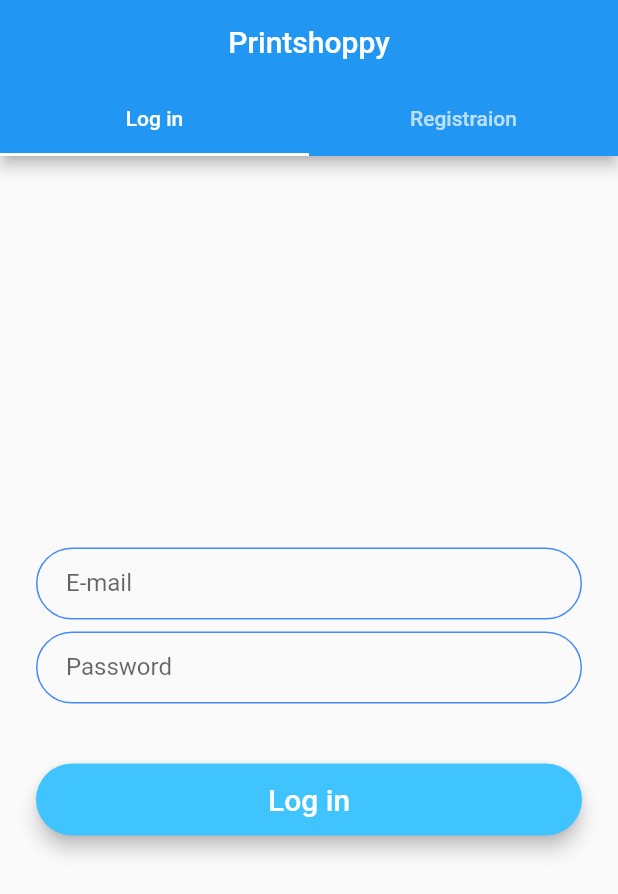
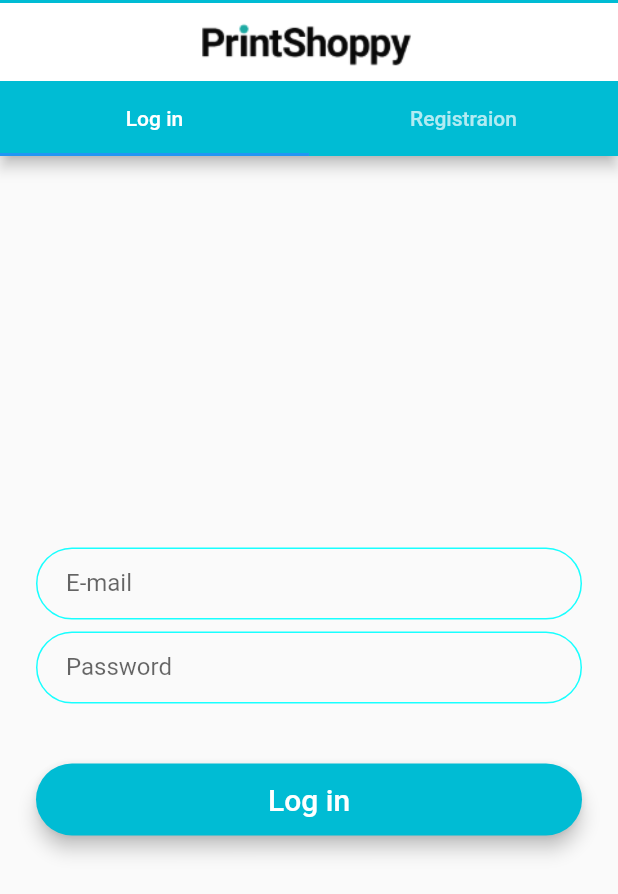
Before and after one commit to rodi2000/Shopping_App_Authentication, a Flutter app: the screen it shows after launch, on a phone screen of 412 x 824 dp. Shown: the top 894 px of the screen. Run offline on Flutter 3.47's test engine with Material 2 defaults, Android fonts, the phone set to English and light mode, and no system bars; our stand-ins replace email_validator, firebase_auth; accounts and stored records are empty.

Commit message:
Required Changes have Done

```diff
--- a/lib/screens/authenticate/login.dart
+++ b/lib/screens/authenticate/login.dart
@@ -66,7 +66,7 @@ class _LoginState extends State<Login> {
               Padding(
                 padding: EdgeInsets.symmetric(vertical: 16.0),
                 child: Material(
-                  color: Colors.lightBlueAccent,
+                  color: Colors.cyan,
                   borderRadius: BorderRadius.all(Radius.circular(30.0)),
                   elevation: 5.0,
                   child: MaterialButton(
--- a/lib/screens/authenticate/registration.dart
+++ b/lib/screens/authenticate/registration.dart
@@ -118,7 +118,7 @@ class _RegistrationState extends State<Registration> {
                   Padding(
                     padding: EdgeInsets.symmetric(vertical: 16.0),
                     child: Material(
-                      color: Colors.blueAccent,
+                      color: Colors.cyan,
                       borderRadius: BorderRadius.all(Radius.circular(30.0)),
                       elevation: 5.0,
                       child: MaterialButton(
--- a/lib/screens/authenticate/tabview.dart
+++ b/lib/screens/authenticate/tabview.dart
@@ -31,9 +31,10 @@ class _TabviewState extends State<Tabview> with SingleTickerProviderStateMixin {
   Widget build(BuildContext context) {
     return Scaffold(
         appBar: AppBar(
-          backgroundColor: Colors.blue,
-          centerTitle: true,
-          title: Text('Printshoppy'),
+          backgroundColor: Colors.cyan,
+//          centerTitle: true,
+          title: Image.asset('images/printshoppy_logo.png'),
+          titleSpacing: 0.0,
           bottom: TabBar(
             controller: controller,
             tabs: <Tab>[
--- a/lib/screens/constants.dart
+++ b/lib/screens/constants.dart
@@ -7,11 +7,11 @@ const kTextFieldFormDecoration = InputDecoration(
     borderRadius: BorderRadius.all(Radius.circular(32.0)),
   ),
   enabledBorder: OutlineInputBorder(
-    borderSide: BorderSide(color: Colors.blueAccent, width: 1.0),
+    borderSide: BorderSide(color: Colors.cyanAccent, width: 1.0),
     borderRadius: BorderRadius.all(Radius.circular(32.0)),
   ),
   focusedBorder: OutlineInputBorder(
-    borderSide: BorderSide(color: Colors.blue, width: 2.0),
+    borderSide: BorderSide(color: Colors.cyan, width: 2.0),
     borderRadius: BorderRadius.all(Radius.circular(32.0)),
   ),
 );
--- a/pubspec.yaml
+++ b/pubspec.yaml
@@ -45,8 +45,8 @@ flutter:
   uses-material-design: true
 
   # To add assets to your application, add an assets section, like this:
-  # assets:
-  #  - images/a_dot_burr.jpeg
+  assets:
+    - images/printshoppy_logo.png
   #  - images/a_dot_ham.jpeg
 
   # An image asset can refer to one or more resolution-specific "variants", see
```
Also changed, not shown: images/printshoppy_logo.png (added), 3 other files.
